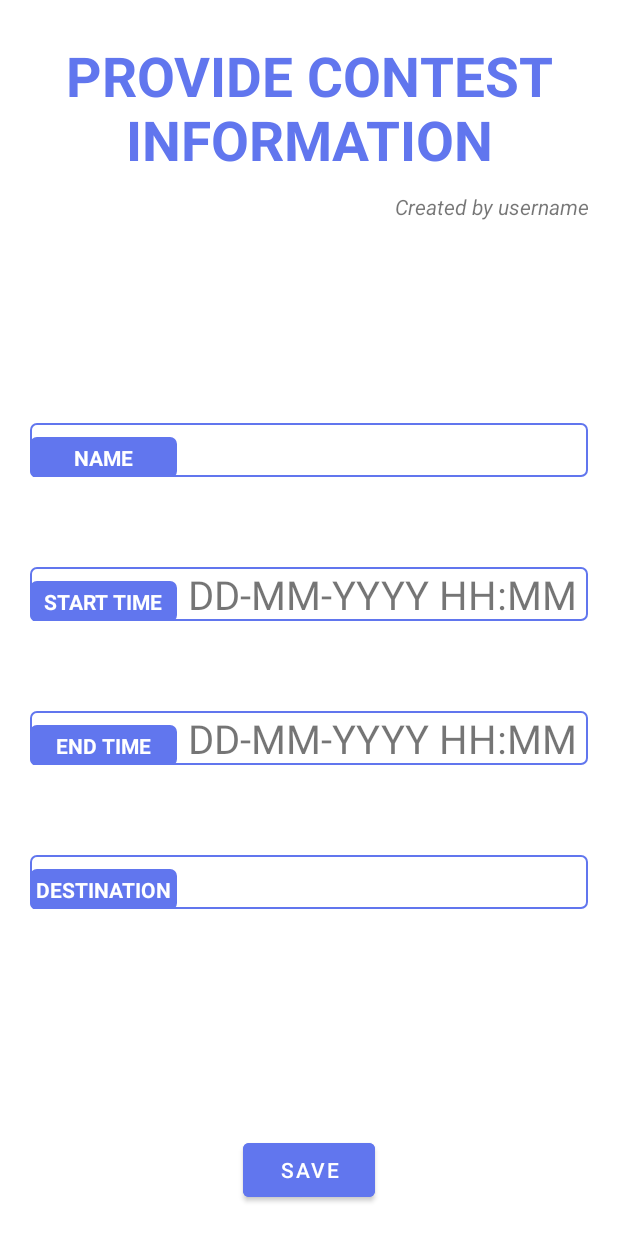
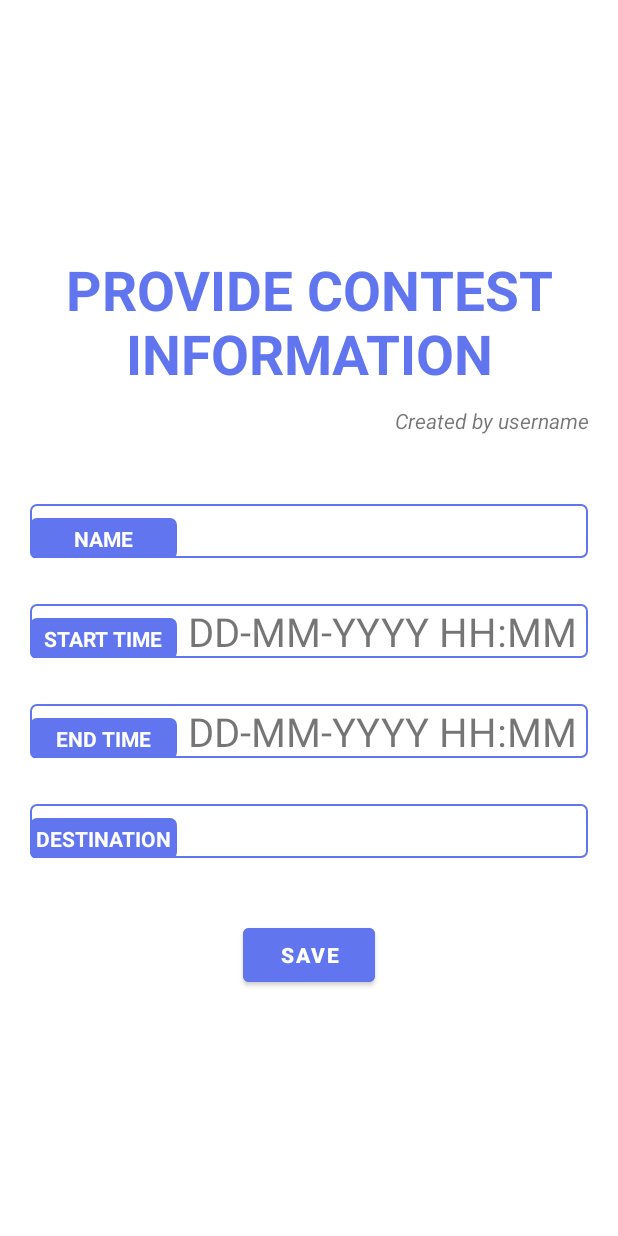
Before and after one commit to nhanlun/TechDash, an Android app: the ContestAddFragment screen opened through its navigation route, on a phone screen of 412 x 824 dp. Run offline under Robolectric (Android 15) with nearby library versions, the phone set to English and light mode, and no system bars; our stand-ins replace Firebase (no records; nobody signed in at launch, a user with empty details on screens opened directly), navigation-ui; libraries missing offline, so code that uses them is left out: com.facebook, com.facebook.login; 5 statements that could not run were skipped.

Commit message:
Edit Contest Add UI

```diff
--- a/app/src/main/res/layout/fragment_contest_add.xml
+++ b/app/src/main/res/layout/fragment_contest_add.xml
@@ -1,22 +1,19 @@
 <?xml version="1.0" encoding="utf-8"?>
-<RelativeLayout xmlns:android="http://schemas.android.com/apk/res/android"
+<LinearLayout xmlns:android="http://schemas.android.com/apk/res/android"
     xmlns:tools="http://schemas.android.com/tools"
     android:layout_width="match_parent"
     android:layout_height="match_parent"
-    tools:context=".fragments.ContestAddFragment">
+    tools:context=".fragments.ContestAddFragment"
+    android:layout_margin="20dp"
+    android:gravity="center_vertical"
+    android:orientation="vertical">
 
-    <LinearLayout
-        android:layout_width="match_parent"
-        android:layout_height="match_parent"
-        android:orientation="vertical"
-        android:layout_above="@+id/ct_save"
-        android:layout_margin="20dp">
     <TextView
         android:layout_width="match_parent"
         android:layout_height="wrap_content"
-            android:gravity="center"
         android:padding="5dp"
         android:text="PROVIDE CONTEST INFORMATION"
+        android:gravity="center"
         android:textColor="@color/main_color"
         android:textSize="55px"
         android:textStyle="bold" />
@@ -32,13 +29,12 @@
 
     <TableLayout
         android:layout_width="match_parent"
-            android:layout_height="match_parent"
-            android:gravity="center"
-            android:layout_marginTop="20dp"
+        android:layout_height="wrap_content"
+        android:layout_marginVertical="25dp"
         android:stretchColumns="1">
         <TableRow
             android:background="@drawable/border"
-                android:layout_marginVertical="30dp">
+            android:layout_marginVertical="15dp">
             <TextView
                 android:layout_width="wrap_content"
                 android:layout_height="wrap_content"
@@ -58,7 +54,7 @@
         </TableRow>
         <TableRow
             android:background="@drawable/border"
-                android:layout_marginVertical="30dp">
+            android:layout_marginVertical="15dp">
             <TextView
                 android:layout_width="wrap_content"
                 android:layout_height="wrap_content"
@@ -78,7 +74,7 @@
         </TableRow>
         <TableRow
             android:background="@drawable/border"
-                android:layout_marginVertical="30dp">
+            android:layout_marginVertical="15dp">
             <TextView
                 android:layout_width="wrap_content"
                 android:layout_height="wrap_content"
@@ -98,7 +94,7 @@
         </TableRow>
         <TableRow
             android:background="@drawable/border"
-                android:layout_marginVertical="30dp">
+            android:layout_marginVertical="15dp">
             <TextView
                 android:layout_width="wrap_content"
                 android:layout_height="wrap_content"
@@ -116,10 +112,8 @@
                 android:background="@null"
                 android:gravity="center"
                 android:id="@+id/ct_destination"/>
-
         </TableRow>
     </TableLayout>
-    </LinearLayout>
 
     <Button
         android:layout_width="wrap_content"
@@ -127,8 +121,7 @@
         android:backgroundTint="@color/main_color"
         android:text="SAVE"
         android:id="@+id/ct_save"
-        android:layout_margin="20dp"
-        android:textColor="@color/white"
-        android:layout_centerHorizontal="true"
-        android:layout_alignParentBottom="true"/>
-</RelativeLayout>
+        android:layout_gravity="center"
+        android:textStyle="bold"
+        android:textColor="@color/white"/>
+</LinearLayout>
```
Lines whose indentation alone changed are shown as unchanged.
